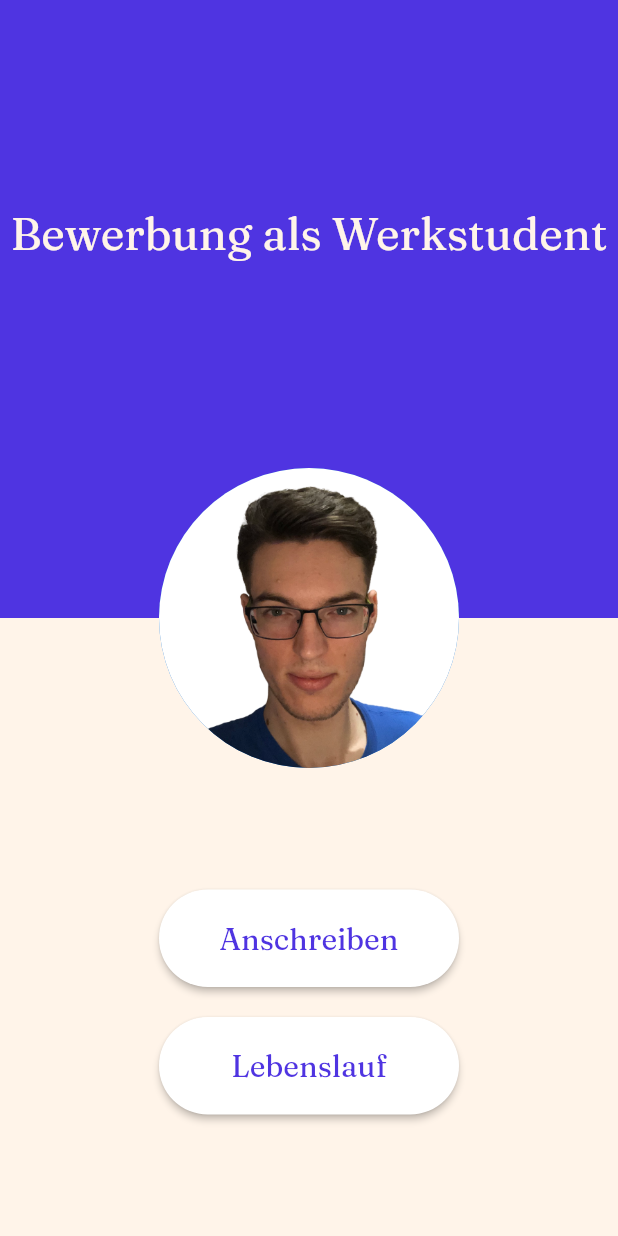
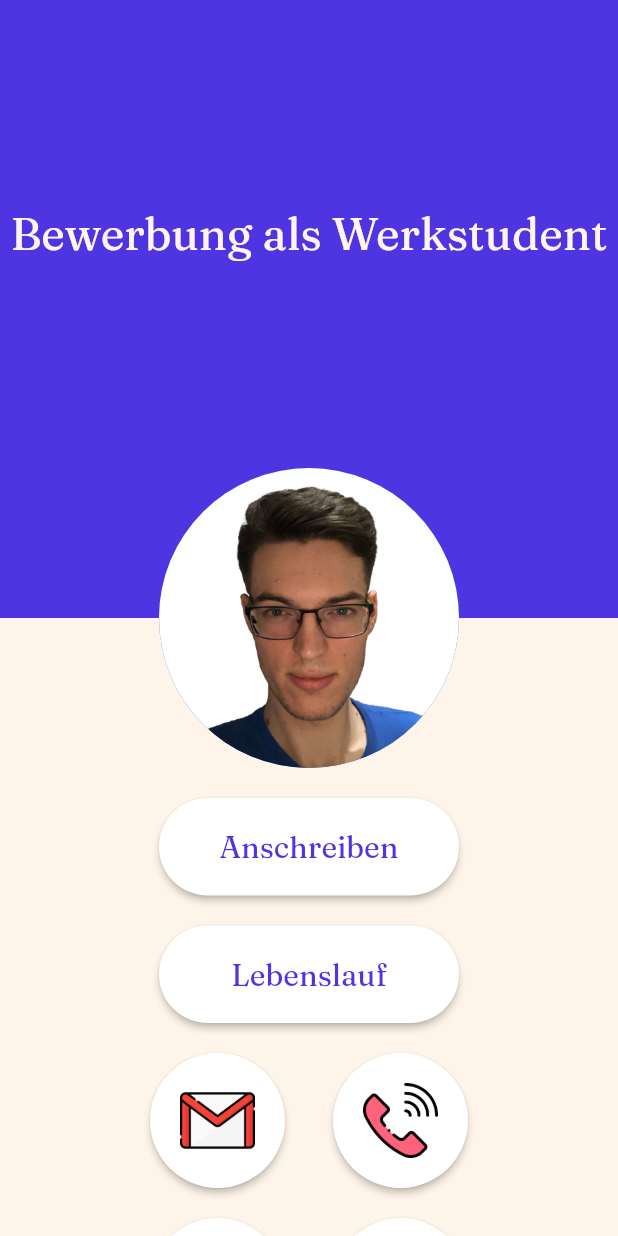
Before and after one commit to tim-w97/Bewerbung, a Flutter app: the screen it shows after launch, on a phone screen of 412 x 824 dp. Run offline on Flutter 3.47's test engine with Material 2 defaults, Android fonts, the phone set to English and light mode, and no system bars.

Commit message:
Neue Icon-Buttons für E-Mail, Telefon, GitHub und Xing eingebaut

```diff
--- a/lib/screens/home.dart
+++ b/lib/screens/home.dart
@@ -1,6 +1,10 @@
 import 'package:application/constants/colors.dart' as colors;
 import 'package:application/constants/text_styles.dart' as text_styles;
 import 'package:application/widgets/custom_button.dart';
+import 'package:application/widgets/icon_buttons/email_button.dart';
+import 'package:application/widgets/icon_buttons/github_button.dart';
+import 'package:application/widgets/icon_buttons/phone_button.dart';
+import 'package:application/widgets/icon_buttons/xing_button.dart';
 import 'package:flutter/material.dart';
 
 class Home extends StatelessWidget {
@@ -8,7 +12,8 @@ class Home extends StatelessWidget {
 
   @override
   Widget build(BuildContext context) {
-    bool isSmallScreen = MediaQuery.of(context).size.width < 420;
+    bool showButtonsVertical = MediaQuery.of(context).size.width < 420;
+    bool showIconButtonsSeparately = MediaQuery.of(context).size.width < 633;
 
     return Scaffold(
       body: Stack(
@@ -36,18 +41,41 @@ class Home extends StatelessWidget {
                   ),
                 ),
               ),
-              const CircleAvatar(
+              showIconButtonsSeparately
+                  ? const CircleAvatar(
+                      backgroundImage: AssetImage("images/tim.png"),
+                      radius: 100,
+                    )
+                  : Row(
+                      mainAxisAlignment: MainAxisAlignment.spaceEvenly,
+                      children: const [
+                        EmailButton(),
+                        PhoneButton(),
+                        CircleAvatar(
                           backgroundImage: AssetImage("images/tim.png"),
                           radius: 100,
                         ),
+                        GithubButton(),
+                        XingButton(),
+                      ],
+                    ),
               Expanded(
+                child: Center(
+                  child: SingleChildScrollView(
+                    child: Column(
+                      mainAxisAlignment: MainAxisAlignment.center,
+                      children: [
+                        Padding(
+                          padding: const EdgeInsets.only(top: 20),
                           child: Flex(
                             mainAxisAlignment: MainAxisAlignment.center,
-                  direction: isSmallScreen ? Axis.vertical : Axis.horizontal,
+                            direction: showButtonsVertical
+                                ? Axis.vertical
+                                : Axis.horizontal,
                             children: [
                               CustomButton(
                                 "Anschreiben",
-                      margin: isSmallScreen
+                                margin: showButtonsVertical
                                     ? const EdgeInsets.only(bottom: 20)
                                     : const EdgeInsets.only(right: 20),
                                 onPressed: () {
@@ -63,6 +91,36 @@ class Home extends StatelessWidget {
                             ],
                           ),
                         ),
+                        if (showIconButtonsSeparately)
+                          Padding(
+                            padding: const EdgeInsets.symmetric(vertical: 20),
+                            child: Column(
+                              children: [
+                                Padding(
+                                  padding: const EdgeInsets.only(bottom: 20),
+                                  child: Row(
+                                    mainAxisAlignment: MainAxisAlignment.center,
+                                    children: const [
+                                      EmailButton(),
+                                      PhoneButton(),
+                                    ],
+                                  ),
+                                ),
+                                Row(
+                                  mainAxisAlignment: MainAxisAlignment.center,
+                                  children: const [
+                                    GithubButton(),
+                                    XingButton(),
+                                  ],
+                                ),
+                              ],
+                            ),
+                          )
+                      ],
+                    ),
+                  ),
+                ),
+              ),
             ],
           )
         ],
--- /dev/null
+++ b/lib/widgets/icon_buttons/email_button.dart
@@ -0,0 +1,21 @@
+import 'package:flutter/material.dart';
+
+class EmailButton extends StatelessWidget {
+  const EmailButton({Key? key}) : super(key: key);
+
+  @override
+  Widget build(BuildContext context) {
+    return MaterialButton(
+      color: Colors.white,
+      onPressed: () {},
+      shape: const CircleBorder(),
+      child: Padding(
+        padding: const EdgeInsets.all(20),
+        child: Image.asset(
+          "images/icons/email.png",
+          width: 50,
+        ),
+      ),
+    );
+  }
+}
--- /dev/null
+++ b/lib/widgets/icon_buttons/github_button.dart
@@ -0,0 +1,21 @@
+import 'package:flutter/material.dart';
+
+class GithubButton extends StatelessWidget {
+  const GithubButton({Key? key}) : super(key: key);
+
+  @override
+  Widget build(BuildContext context) {
+    return MaterialButton(
+      color: Colors.white,
+      onPressed: () {},
+      shape: const CircleBorder(),
+      child: Padding(
+        padding: const EdgeInsets.all(20),
+        child: Image.asset(
+          "images/icons/octocat.png",
+          width: 50,
+        ),
+      ),
+    );
+  }
+}
--- /dev/null
+++ b/lib/widgets/icon_buttons/phone_button.dart
@@ -0,0 +1,21 @@
+import 'package:flutter/material.dart';
+
+class PhoneButton extends StatelessWidget {
+  const PhoneButton({Key? key}) : super(key: key);
+
+  @override
+  Widget build(BuildContext context) {
+    return MaterialButton(
+      color: Colors.white,
+      onPressed: () {},
+      shape: const CircleBorder(),
+      child: Padding(
+        padding: const EdgeInsets.all(20),
+        child: Image.asset(
+          "images/icons/phone.png",
+          width: 50,
+        ),
+      ),
+    );
+  }
+}
--- /dev/null
+++ b/lib/widgets/icon_buttons/xing_button.dart
@@ -0,0 +1,21 @@
+import 'package:flutter/material.dart';
+
+class XingButton extends StatelessWidget {
+  const XingButton({Key? key}) : super(key: key);
+
+  @override
+  Widget build(BuildContext context) {
+    return MaterialButton(
+      color: Colors.white,
+      onPressed: () {},
+      shape: const CircleBorder(),
+      child: Padding(
+        padding: const EdgeInsets.all(20),
+        child: Image.asset(
+          "images/icons/xing.png",
+          width: 50,
+        ),
+      ),
+    );
+  }
+}
--- a/pubspec.yaml
+++ b/pubspec.yaml
@@ -63,6 +63,7 @@ flutter:
   assets:
     - images/tim.png
     - images/logos/
+    - images/icons/
 
   # An image asset can refer to one or more resolution-specific "variants", see
   # https://flutter.dev/assets-and-images/#resolution-aware
```
Also changed, not shown: images/icons/email.png (added), images/icons/octocat.png (added), images/icons/phone.png (added), images/icons/xing.png (added). Lines whose indentation alone changed are shown as unchanged.
